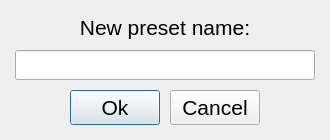
Dwyriel/Backup_Utility, file src/InputDialog/inputdialog.ui: the form before one commit.
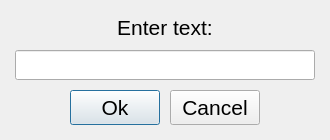
The form after the commit.

```diff
--- a/src/InputDialog/inputdialog.ui
+++ b/src/InputDialog/inputdialog.ui
@@ -43,7 +43,7 @@
     </font>
    </property>
    <property name="text">
-    <string>New preset name:</string>
+    <string>Enter text:</string>
    </property>
    <property name="alignment">
     <set>Qt::AlignCenter</set>
```
Left out of the diff: 8 changed lines with no effect on the pictures.
